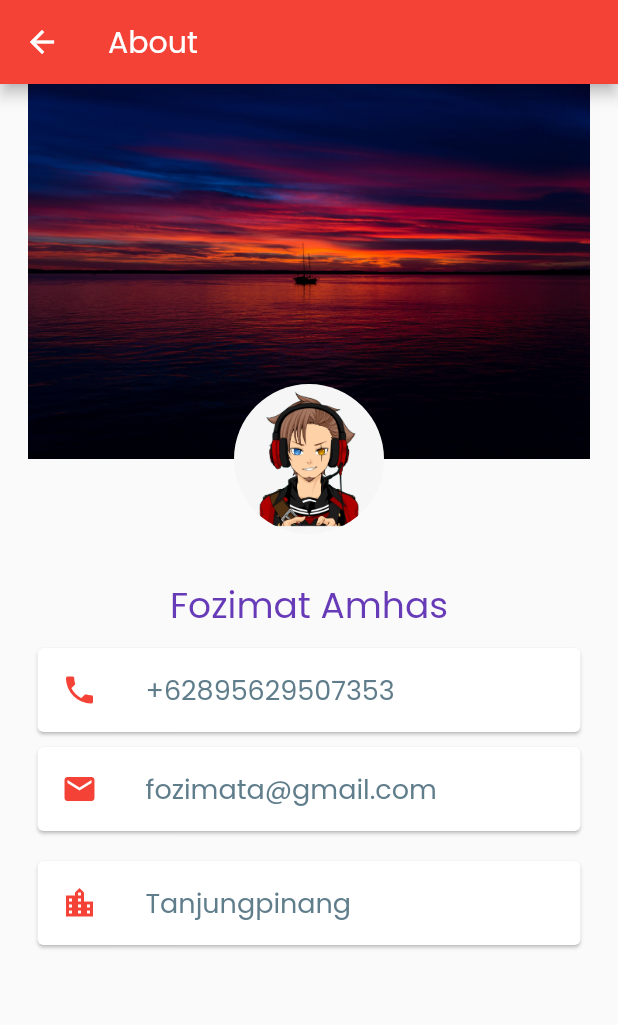
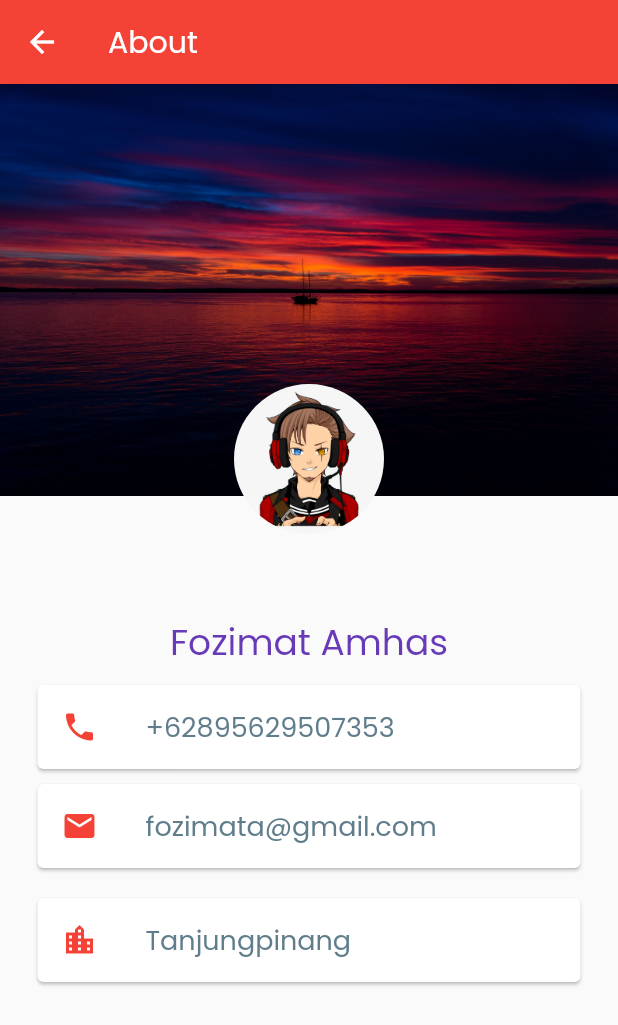
Before and after one commit to Fozimat/popular_movie, a Flutter app: the About screen opened directly, on a phone screen of 412 x 824 dp. Shown: the top 1025 px of the screen. Run offline on Flutter 3.47's test engine with Material 2 defaults, Android fonts, the phone set to English and light mode, and no system bars.

```diff
--- a/lib/about.dart
+++ b/lib/about.dart
@@ -22,7 +22,6 @@ class About extends StatelessWidget {
                   Column(
                     children: <Widget>[
                       Container(
-                        height: 250.0,
                         child:
                             Image.asset('images/sunset.jpg', fit: BoxFit.cover),
                       ),
```
Also changed, not shown: 1 other file.
